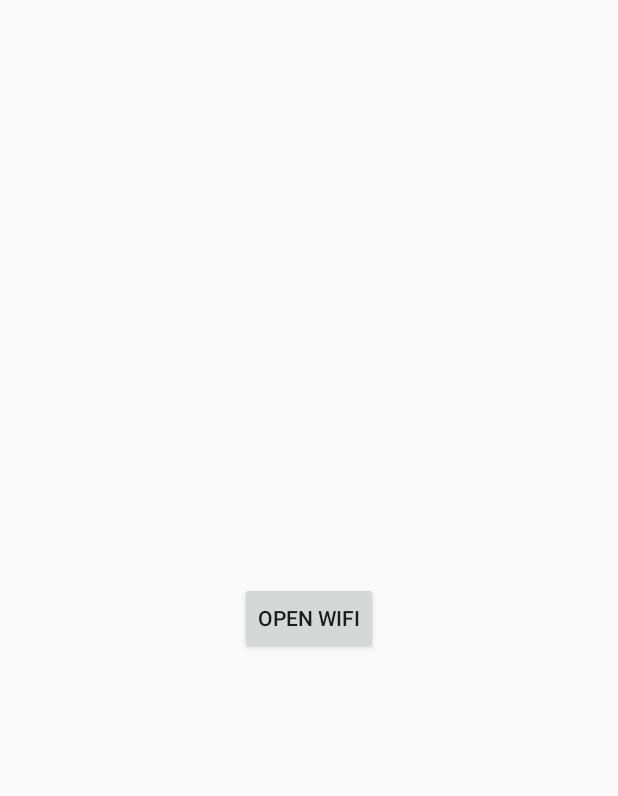
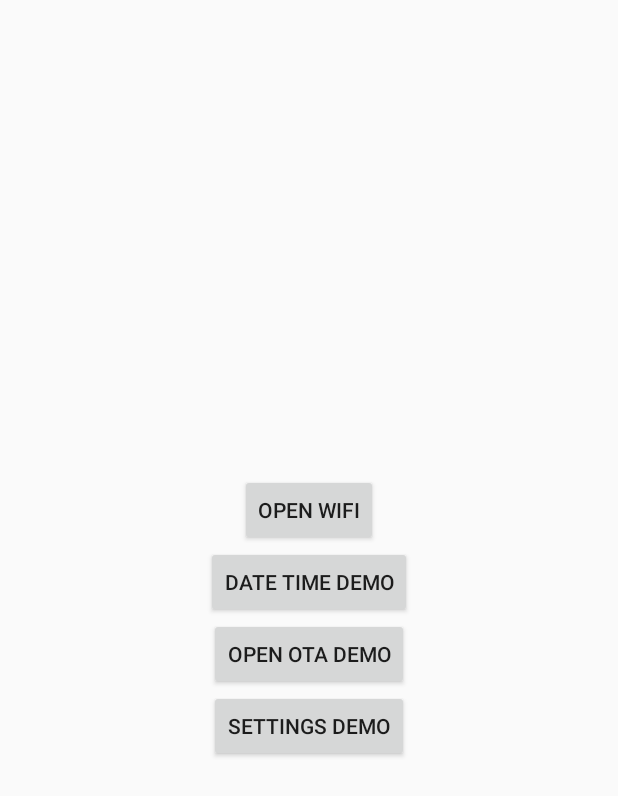
Before and after one commit to onyx-intl/OnyxAndroidDemo, an Android app: the screen it shows after launch (MainActivity), on a phone screen of 412 x 824 dp. Shown: the top 796 px of the screen. Run offline under Robolectric (Android 15) with nearby library versions, the phone set to English and light mode, and no system bars; our stand-ins replace ButterKnife.

Commit message:
add datetime,ota,settings demo entry.

```diff
--- a/moreApps/WeReadDemo/src/main/AndroidManifest.xml
+++ b/moreApps/WeReadDemo/src/main/AndroidManifest.xml
@@ -8,6 +8,7 @@
     <uses-permission android:name="android.permission.ACCESS_COARSE_LOCATION" />
     <uses-permission android:name="android.permission.ACCESS_BACKGROUND_LOCATION" />
     <uses-permission android:name="android.permission.ACCESS_FINE_LOCATION" />
+    <uses-permission android:name="android.permission.SET_TIME" />
 
 
     <application
@@ -25,6 +26,9 @@
             </intent-filter>
         </activity>
         <activity android:name="com.onyx.wereaddemo.WifiDemoActivity" />
+        <activity android:name="com.onyx.wereaddemo.DateTimeDemoActivity" />
+        <activity android:name="com.onyx.wereaddemo.OTADemoActivity" />
+        <activity android:name="com.onyx.wereaddemo.SettingsDemoActivity" />
     </application>
 
 </manifest>
--- a/moreApps/WeReadDemo/src/main/res/layout/activity_main.xml
+++ b/moreApps/WeReadDemo/src/main/res/layout/activity_main.xml
@@ -12,4 +12,26 @@
         android:layout_width="wrap_content"
         android:layout_height="wrap_content"
         android:text="Open wifi" />
+
+    <Button
+        android:id="@+id/button_datetime"
+        android:layout_width="wrap_content"
+        android:layout_height="wrap_content"
+        android:text="Date time Demo"/>
+
+    <Button
+        android:id="@+id/btn_open_ota"
+        android:layout_width="wrap_content"
+        android:layout_height="wrap_content"
+        android:visibility="visible"
+        android:text="Open OTA Demo" />
+
+    <Button
+        android:id="@+id/btn_open_settingsdemo"
+        android:layout_width="wrap_content"
+        android:layout_height="wrap_content"
+        android:text="settings demo"
+        />
+
+
 </LinearLayout>
```
Also changed, not shown: moreApps/WeReadDemo/src/main/java/com/onyx/wereaddemo/MainActivity.java (+22 -2 lines).
